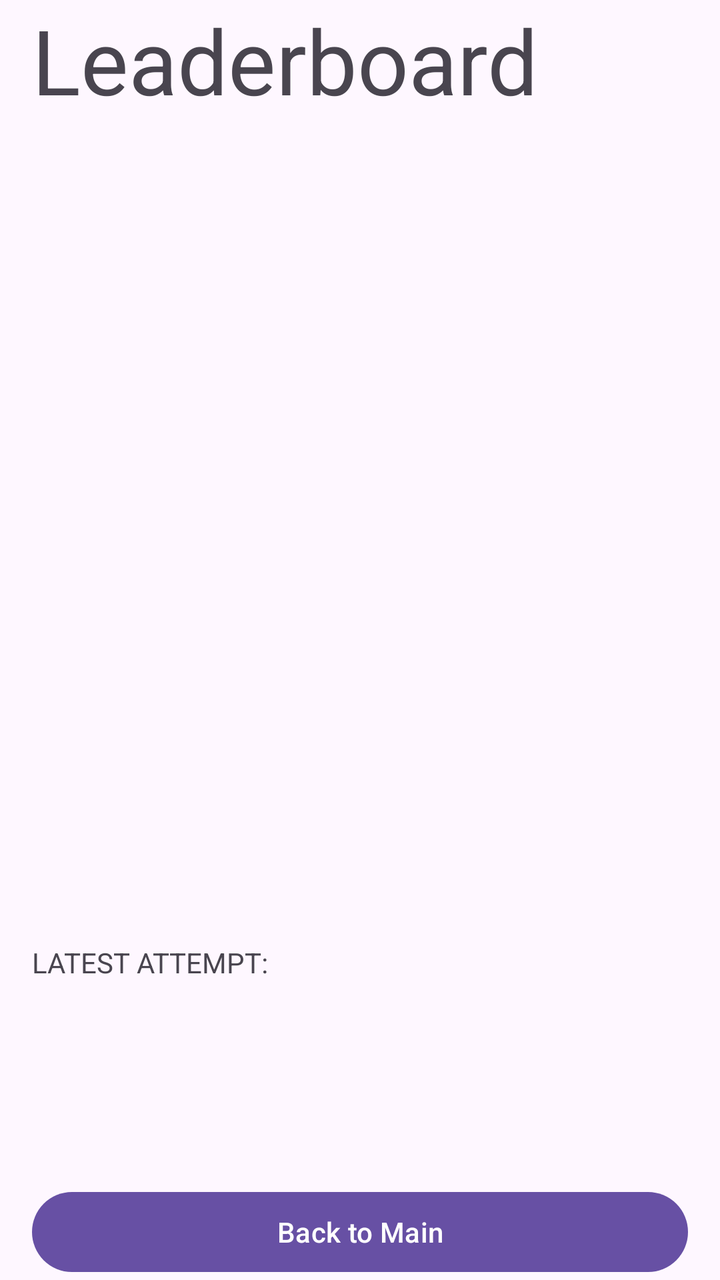
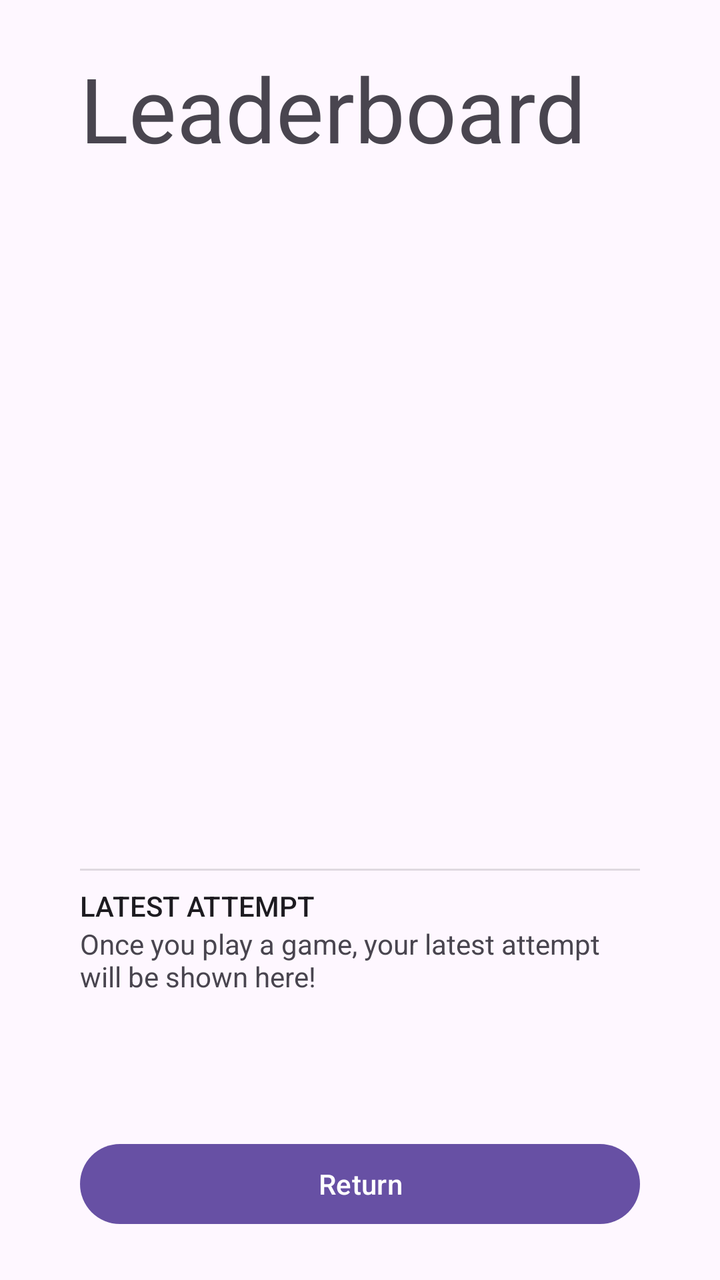

Two renders of the same Android screen: before a commit and after it. Below are the layout's source before the change and the commit's diff.
<!-- AndroidManifest.xml: application theme Theme.CS2340C_Team28 -->
<!-- res/layout/leadership_board.xml -->
<?xml version="1.0" encoding="utf-8"?>
<androidx.constraintlayout.widget.ConstraintLayout
    xmlns:android="http://schemas.android.com/apk/res/android"
    xmlns:app="http://schemas.android.com/apk/res-auto"
    xmlns:tools="http://schemas.android.com/tools"
    android:layout_width="match_parent"
    android:layout_height="match_parent"
    tools:context=".activities.LeaderboardV">

    <LinearLayout xmlns:android="http://schemas.android.com/apk/res/android"
        android:layout_width="match_parent"
        android:layout_height="match_parent"
        android:paddingLeft="16dp"
        android:paddingRight="16dp"
        android:orientation="vertical" >

        <TextView
            android:id="@+id/title"
            android:layout_width="match_parent"
            android:layout_height="wrap_content"
            android:text="Leaderboard"
            android:textAppearance="@style/TextAppearance.AppCompat.Display2" />
        <TextView
            android:id="@+id/entry1"
            android:layout_width="match_parent"
            android:layout_height="0dp"
            android:layout_weight="1"
            android:gravity="top"
             />
        <TextView
            android:id="@+id/entry2"
            android:layout_width="match_parent"
            android:layout_height="0dp"
            android:layout_weight="1"
            android:gravity="top"
             />
        <TextView
            android:id="@+id/entry3"
            android:layout_width="match_parent"
            android:layout_height="0dp"
            android:layout_weight="1"
            android:gravity="top"
             />
        <TextView
            android:id="@+id/entry4"
            android:layout_width="match_parent"
            android:layout_height="0dp"
            android:layout_weight="1"
            android:gravity="top"
             />
        <TextView
            android:id="@+id/entry5"
            android:layout_width="match_parent"
            android:layout_height="0dp"
            android:layout_weight="1"/>
        <TextView
            android:id="@+id/latestAttemptTitle"
            android:layout_width="match_parent"
            android:layout_height="wrap_content"
            android:layout_weight="1"
            android:text="LATEST ATTEMPT:" />
        <TextView
            android:id="@+id/latestAttempt"
            android:layout_width="match_parent"
            android:layout_height="wrap_content"/>

        <Button
            android:id="@+id/restartButton"
            android:layout_width="match_parent"
            android:layout_height="wrap_content"
            android:text="Back to Main"
             />
    </LinearLayout>
</androidx.constraintlayout.widget.ConstraintLayout>
<!-- resources referenced by this layout -->
<resources>
  <style name="Theme.CS2340C_Team28" parent="Theme.MaterialComponents.DayNight.DarkActionBar">
          
          <item name="colorPrimary">@color/purple_500</item>
          <item name="colorPrimaryVariant">@color/purple_700</item>
          <item name="colorOnPrimary">@color/white</item>
          
          <item name="colorSecondary">@color/teal_200</item>
          <item name="colorSecondaryVariant">@color/teal_700</item>
          <item name="colorOnSecondary">@color/black</item>
          
          <item name="android:statusBarColor">?attr/colorPrimaryVariant</item>
          
      </style>
  <color name="purple_500">#FF6200EE</color>
  <color name="purple_700">#FF3700B3</color>
  <color name="white">#FFFFFFFF</color>
  <color name="teal_200">#FF03DAC5</color>
  <color name="teal_700">#FF018786</color>
  <color name="black">#FF000000</color>
</resources>

<!-- the commit's change to res/layout/leadership_board.xml (unified diff, before → after) -->
@@ -5,14 +5,22 @@
     xmlns:tools="http://schemas.android.com/tools"
     android:layout_width="match_parent"
     android:layout_height="match_parent"
-    tools:context=".activities.LeaderboardV">
+    tools:context=".activities.LeaderboardActivity">
 
-    <LinearLayout xmlns:android="http://schemas.android.com/apk/res/android"
+    <LinearLayout
         android:layout_width="match_parent"
         android:layout_height="match_parent"
+        android:layout_marginStart="24dp"
+        android:layout_marginTop="24dp"
+        android:layout_marginEnd="24dp"
+        android:layout_marginBottom="24dp"
+        android:orientation="vertical"
         android:paddingLeft="16dp"
         android:paddingRight="16dp"
-        android:orientation="vertical" >
+        app:layout_constraintBottom_toBottomOf="parent"
+        app:layout_constraintEnd_toEndOf="parent"
+        app:layout_constraintStart_toStartOf="parent"
+        app:layout_constraintTop_toTopOf="parent">
 
         <TextView
             android:id="@+id/title"
@@ -20,55 +28,69 @@
             android:layout_height="wrap_content"
             android:text="Leaderboard"
             android:textAppearance="@style/TextAppearance.AppCompat.Display2" />
+
         <TextView
             android:id="@+id/entry1"
             android:layout_width="match_parent"
             android:layout_height="0dp"
             android:layout_weight="1"
-            android:gravity="top"
-             />
+            android:gravity="top" />
+
         <TextView
             android:id="@+id/entry2"
             android:layout_width="match_parent"
             android:layout_height="0dp"
             android:layout_weight="1"
-            android:gravity="top"
-             />
+            android:gravity="top" />
+
         <TextView
             android:id="@+id/entry3"
             android:layout_width="match_parent"
             android:layout_height="0dp"
             android:layout_weight="1"
-            android:gravity="top"
-             />
+            android:gravity="top" />
+
         <TextView
             android:id="@+id/entry4"
             android:layout_width="match_parent"
             android:layout_height="0dp"
             android:layout_weight="1"
-            android:gravity="top"
-             />
+            android:gravity="top" />
+
         <TextView
             android:id="@+id/entry5"
             android:layout_width="match_parent"
             android:layout_height="0dp"
-            android:layout_weight="1"/>
+            android:layout_weight="1" />
+
+        <View
+            android:id="@+id/divider2"
+            android:layout_width="match_parent"
+            android:layout_height="1dp"
+            android:background="?android:attr/listDivider" />
+
+        <Space
+            android:layout_width="match_parent"
+            android:layout_height="8dp" />
+
         <TextView
             android:id="@+id/latestAttemptTitle"
             android:layout_width="match_parent"
             android:layout_height="wrap_content"
-            android:layout_weight="1"
-            android:text="LATEST ATTEMPT:" />
+            android:text="LATEST ATTEMPT"
+            android:textAppearance="@style/TextAppearance.AppCompat.Body2" />
+
         <TextView
             android:id="@+id/latestAttempt"
             android:layout_width="match_parent"
-            android:layout_height="wrap_content"/>
+            android:layout_height="wrap_content"
+            android:layout_weight="1"
+            android:text="Once you play a game, your latest attempt will be shown here!" />
 
         <Button
             android:id="@+id/restartButton"
             android:layout_width="match_parent"
             android:layout_height="wrap_content"
-            android:text="Back to Main"
-             />
+            android:text="Return" />
     </LinearLayout>
 </androidx.constraintlayout.widget.ConstraintLayout>
